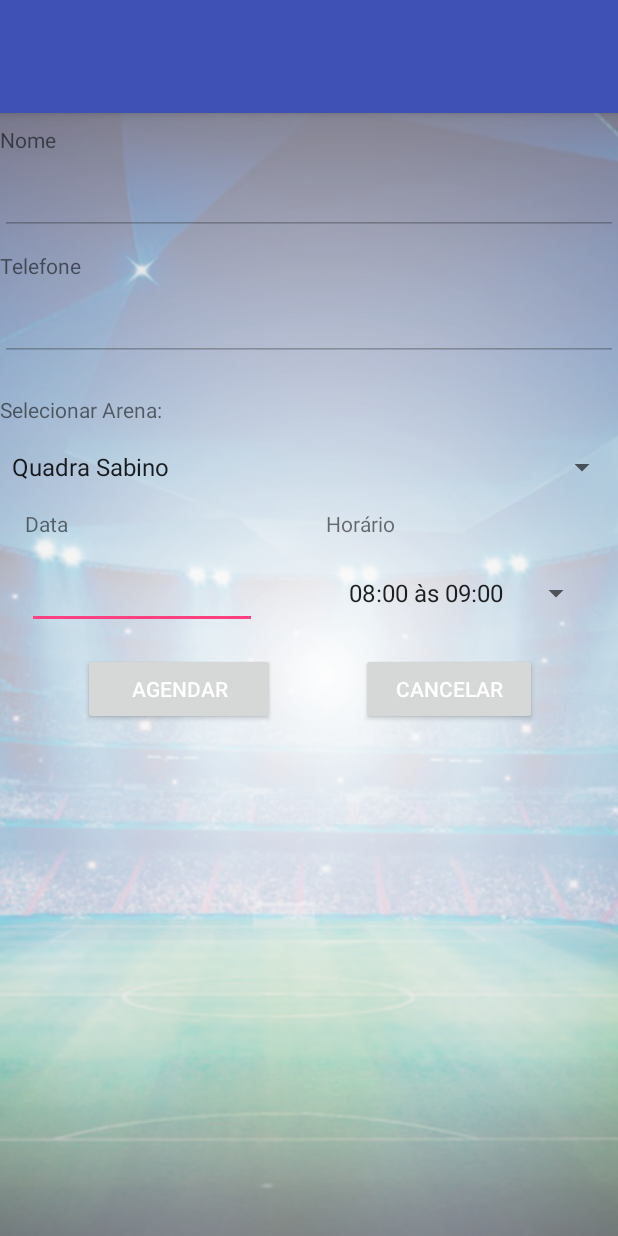
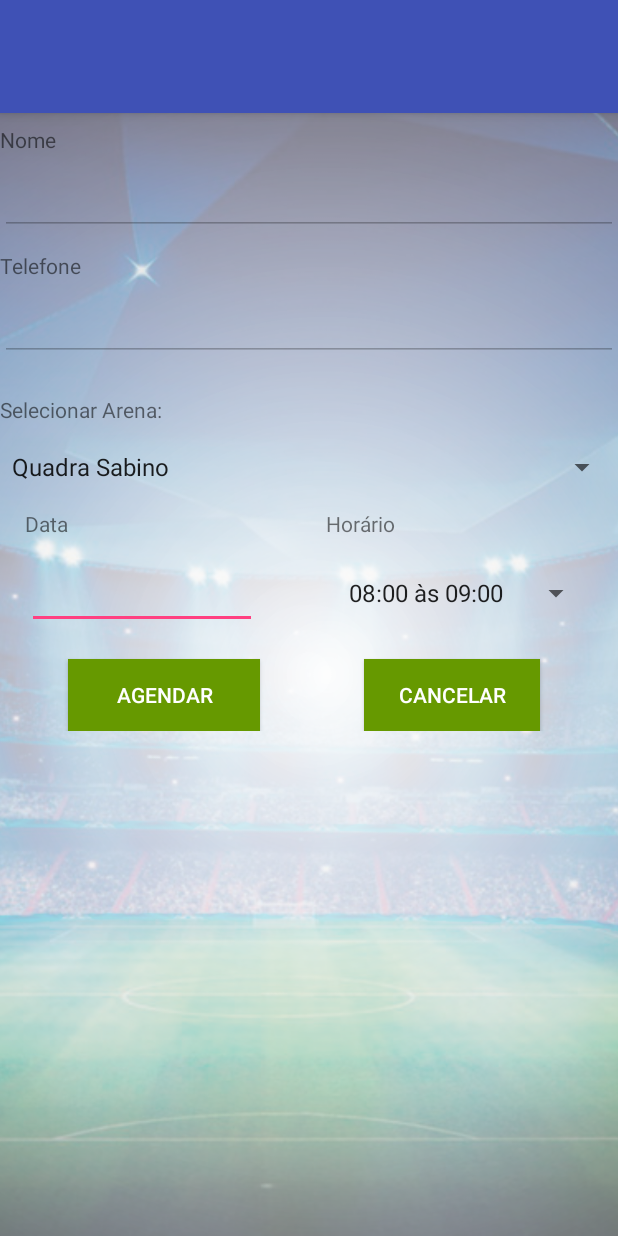
Before and after one commit to AleksanderClay/FootballHall, an Android app: the QuadraSabino_Activity screen opened directly, with no data from a screen before it, on a phone screen of 412 x 824 dp. Run offline under Robolectric (Android 15) with nearby library versions, the phone set to English and light mode, and no system bars.

Commit message:
Mascara retirada

```diff
--- a/app/src/main/java/com/example/footballhall/footballhall/CadAgenda_Activity.java
+++ b/app/src/main/java/com/example/footballhall/footballhall/CadAgenda_Activity.java
@@ -139,7 +139,7 @@ public class CadAgenda_Activity extends AppCompatActivity {
                     1,
                     String.valueOf(spinner_Arena.getSelectedItem()),
                     new SimpleDateFormat("dd-MM-yyyy").parse(editData.getText().toString()),
-                    String.valueOf(editHora.getSelectedItem()).toString()
+                    String.valueOf(editHora.getSelectedItem())
             );
 
         AgendaDbHelper agendaDbHelper = new AgendaDbHelper(this);
--- a/app/src/main/java/com/example/footballhall/footballhall/QuadraSabino_Activity.java
+++ b/app/src/main/java/com/example/footballhall/footballhall/QuadraSabino_Activity.java
@@ -102,7 +102,6 @@ public class QuadraSabino_Activity extends AppCompatActivity {
                 spinner_Arena = findViewById(R.id.spinner_Arena);
 
                 editNome.setText(cliente.nome);
-                editTel.addTextChangedListener(MaskEditUtil.mask(editTel, MaskEditUtil.FORMAT_FONE));
                 editTel.setText(cliente.telefone);
                 addItemsOnSpinnerSabino();
                 editHora.setOnItemSelectedListener(new CustomOnItemSelectedListener());
@@ -117,7 +116,6 @@ public class QuadraSabino_Activity extends AppCompatActivity {
 
 
             editNome.setText(cliente.nome);
-            editTel.addTextChangedListener(MaskEditUtil.mask(editTel, MaskEditUtil.FORMAT_FONE));
             editTel.setText(cliente.telefone);
             addItemsOnSpinnerSabino();
             editHora.setOnItemSelectedListener(new CustomOnItemSelectedListener());;
--- a/app/src/main/java/com/example/footballhall/footballhall/QuadraSenac_Activity.java
+++ b/app/src/main/java/com/example/footballhall/footballhall/QuadraSenac_Activity.java
@@ -102,7 +102,6 @@ public class QuadraSenac_Activity extends AppCompatActivity {
                 spinner_Arena = findViewById(R.id.spinner_Arena);
 
                 editNome.setText(cliente.nome);
-                editTel.addTextChangedListener(MaskEditUtil.mask(editTel, MaskEditUtil.FORMAT_FONE));
                 editTel.setText(cliente.telefone);
                 addItemsOnSpinnerSenac();
                 editHora.setOnItemSelectedListener(new CustomOnItemSelectedListener());
@@ -117,7 +116,6 @@ public class QuadraSenac_Activity extends AppCompatActivity {
 
 
             editNome.setText(cliente.nome);
-            editTel.addTextChangedListener(MaskEditUtil.mask(editTel, MaskEditUtil.FORMAT_FONE));
             editTel.setText(cliente.telefone);
             addItemsOnSpinnerSenac();
             editHora.setOnItemSelectedListener(new CustomOnItemSelectedListener());;
--- a/app/src/main/java/com/example/footballhall/footballhall/QuadraVindi_Activity.java
+++ b/app/src/main/java/com/example/footballhall/footballhall/QuadraVindi_Activity.java
@@ -102,7 +102,6 @@ public class QuadraVindi_Activity extends AppCompatActivity {
                     spinner_Arena = findViewById(R.id.spinner_Arena);
 
                     editNome.setText(cliente.nome);
-                    editTel.addTextChangedListener(MaskEditUtil.mask(editTel, MaskEditUtil.FORMAT_FONE));
                     editTel.setText(cliente.telefone);
                     addItemsOnSpinnerVindi();
                     editHora.setOnItemSelectedListener(new CustomOnItemSelectedListener());
@@ -117,7 +116,6 @@ public class QuadraVindi_Activity extends AppCompatActivity {
 
 
                 editNome.setText(cliente.nome);
-                editTel.addTextChangedListener(MaskEditUtil.mask(editTel, MaskEditUtil.FORMAT_FONE));
                 editTel.setText(cliente.telefone);
                 addItemsOnSpinnerVindi();
                 editHora.setOnItemSelectedListener(new CustomOnItemSelectedListener());;
--- a/app/src/main/res/layout/content_cad_agenda.xml
+++ b/app/src/main/res/layout/content_cad_agenda.xml
@@ -52,15 +52,15 @@
             android:id="@+id/button_Agendar"
             android:layout_width="128dp"
             android:layout_height="wrap_content"
-            android:layout_marginTop="324dp"
+            android:layout_marginTop="328dp"
             android:onClick="Agendar"
             android:text="Agendar"
             android:textColor="@android:color/background_light"
+            android:background="@android:color/holo_green_dark"
             app:layout_constraintEnd_toEndOf="@+id/editNome"
-            app:layout_constraintHorizontal_bias="0.195"
+            app:layout_constraintHorizontal_bias="0.16"
             app:layout_constraintStart_toStartOf="@+id/editNome"
-            app:layout_constraintTop_toTopOf="@+id/editNome"
-            tools:background="@android:color/holo_green_dark" />
+            app:layout_constraintTop_toTopOf="@+id/editNome" />
 
         <Spinner
             android:id="@+id/editHora"
@@ -91,15 +91,15 @@
             android:id="@+id/button_Cancelar"
             android:layout_width="117dp"
             android:layout_height="wrap_content"
-            android:layout_marginTop="324dp"
+            android:layout_marginTop="328dp"
             android:onClick="Cancelar"
             android:text="Cancelar"
             android:textColor="@android:color/background_light"
+            android:background="@android:color/holo_green_dark"
             app:layout_constraintEnd_toEndOf="@+id/editNome"
-            app:layout_constraintHorizontal_bias="0.816"
+            app:layout_constraintHorizontal_bias="0.823"
             app:layout_constraintStart_toStartOf="@+id/editNome"
-            app:layout_constraintTop_toTopOf="@+id/editNome"
-            tools:background="@android:color/holo_green_dark" />
+            app:layout_constraintTop_toTopOf="@+id/editNome"/>
 
         <TextView
             android:id="@+id/textArena"
```
